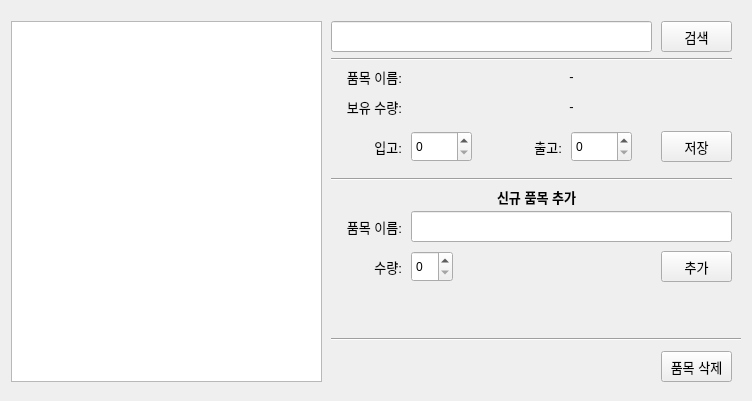
Old version of the form InvScreen.ui in the repository parks13/InventoryManagement.
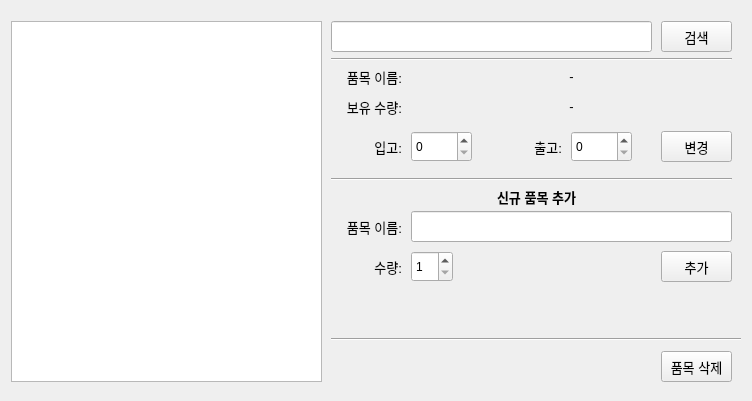
New version of the form. Icons and pictures are not drawn.

Commit message: Adding new item function complete

Diff of the .ui file:
```diff
--- a/InvScreen.ui
+++ b/InvScreen.ui
@@ -334,6 +334,12 @@
          <height>31</height>
         </rect>
        </property>
+       <property name="minimum">
+        <number>1</number>
+       </property>
+       <property name="maximum">
+        <number>999999</number>
+       </property>
       </widget>
       <widget class="Line" name="line_5">
        <property name="geometry">
@@ -425,7 +431,7 @@
         </font>
        </property>
        <property name="text">
-        <string>저장</string>
+        <string>변경</string>
        </property>
       </widget>
       <widget class="QTableWidget" name="tableWidget">
```
Left out of the diff: 8 changed lines with no effect on the pictures. The commit also changes 1 other file.
